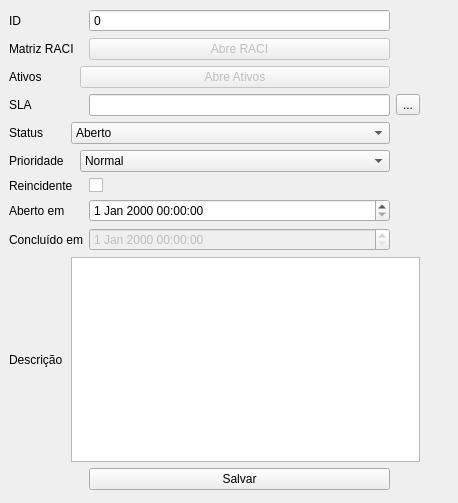
Above: cadastrochamado.ui from brunosr1985/TCC_NayBru before the change. Below: the same form after it.
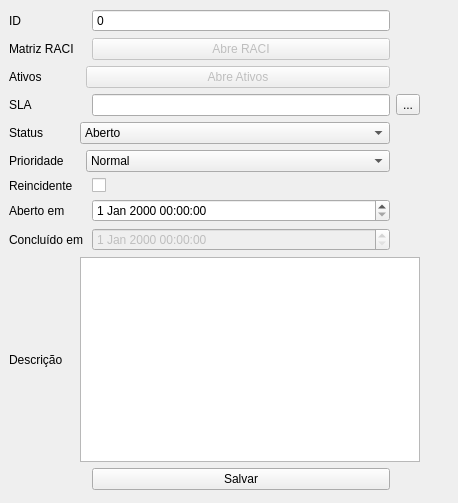
That is the form after the change.

The edit to the form file:
```diff
--- a/cadastrochamado.ui
+++ b/cadastrochamado.ui
@@ -19,7 +19,7 @@
   <property name="windowTitle">
    <string>Cadastro de Chamado</string>
   </property>
-  <widget class="QWidget" name="">
+  <widget class="QWidget" name="layoutWidget">
    <property name="geometry">
     <rect>
      <x>9</x>
@@ -36,6 +36,23 @@
       </property>
      </widget>
     </item>
+    <item row="3" column="0">
+     <widget class="QLabel" name="label_10">
+      <property name="text">
+       <string>Ativos</string>
+      </property>
+     </widget>
+    </item>
+    <item row="3" column="2" colspan="2">
+     <widget class="QPushButton" name="abreDisp">
+      <property name="enabled">
+       <bool>false</bool>
+      </property>
+      <property name="text">
+       <string>Abre Ativos</string>
+      </property>
+     </widget>
+    </item>
     <item row="0" column="3">
      <widget class="QSpinBox" name="spinBox">
       <property name="readOnly">
@@ -58,13 +75,6 @@
       </property>
      </widget>
     </item>
-    <item row="1" column="0" colspan="2">
-     <widget class="QLabel" name="label_2">
-      <property name="text">
-       <string>Matriz RACI</string>
-      </property>
-     </widget>
-    </item>
     <item row="1" column="3">
      <widget class="QPushButton" name="abreRACI">
       <property name="enabled">
@@ -75,48 +85,28 @@
       </property>
      </widget>
     </item>
-    <item row="2" column="0">
-     <widget class="QLabel" name="label_10">
-      <property name="text">
-       <string>Ativos</string>
-      </property>
-     </widget>
-    </item>
-    <item row="2" column="2" colspan="2">
-     <widget class="QPushButton" name="abreDisp">
-      <property name="enabled">
-       <bool>false</bool>
-      </property>
-      <property name="text">
-       <string>Abre Ativos</string>
-      </property>
-     </widget>
-    </item>
-    <item row="3" column="0">
-     <widget class="QLabel" name="label_4">
-      <property name="text">
-       <string>SLA</string>
-      </property>
-     </widget>
-    </item>
-    <item row="3" column="3">
-     <widget class="QLineEdit" name="lineSLA"/>
-    </item>
-    <item row="3" column="4">
+    <item row="4" column="4">
      <widget class="QToolButton" name="toolButton">
       <property name="text">
        <string>...</string>
       </property>
      </widget>
     </item>
-    <item row="4" column="0">
+    <item row="5" column="0">
      <widget class="QLabel" name="label_5">
       <property name="text">
        <string>Status</string>
       </property>
      </widget>
     </item>
-    <item row="4" column="1" colspan="3">
+    <item row="4" column="0">
+     <widget class="QLabel" name="label_4">
+      <property name="text">
+       <string>SLA</string>
+      </property>
+     </widget>
+    </item>
+    <item row="5" column="1" colspan="3">
      <widget class="QComboBox" name="comboStatus">
       <item>
        <property name="text">
@@ -140,14 +130,17 @@
       </item>
      </widget>
     </item>
-    <item row="5" column="0">
-     <widget class="QLabel" name="label_11">
+    <item row="4" column="3">
+     <widget class="QLineEdit" name="lineSLA"/>
+    </item>
+    <item row="8" column="0">
+     <widget class="QLabel" name="label_7">
       <property name="text">
-       <string>Prioridade</string>
+       <string>Aberto em</string>
       </property>
      </widget>
     </item>
-    <item row="5" column="2" colspan="2">
+    <item row="6" column="2" colspan="2">
      <widget class="QComboBox" name="comboPrioridade">
       <item>
        <property name="text">
@@ -156,61 +149,68 @@
       </item>
      </widget>
     </item>
-    <item row="6" column="0" colspan="2">
+    <item row="6" column="0">
+     <widget class="QLabel" name="label_11">
+      <property name="text">
+       <string>Prioridade</string>
+      </property>
+     </widget>
+    </item>
+    <item row="7" column="0" colspan="2">
      <widget class="QLabel" name="label_6">
       <property name="text">
        <string>Reincidente</string>
       </property>
      </widget>
     </item>
-    <item row="6" column="3">
+    <item row="7" column="3">
      <widget class="QCheckBox" name="checkReinc">
       <property name="text">
        <string/>
       </property>
      </widget>
     </item>
-    <item row="7" column="0">
-     <widget class="QLabel" name="label_7">
-      <property name="text">
-       <string>Aberto em</string>
-      </property>
-     </widget>
-    </item>
-    <item row="7" column="3">
+    <item row="8" column="3">
      <widget class="QDateTimeEdit" name="tempoAbertura"/>
     </item>
-    <item row="8" column="0" colspan="3">
+    <item row="9" column="0" colspan="3">
      <widget class="QLabel" name="label_8">
       <property name="text">
        <string>Concluído em</string>
       </property>
      </widget>
     </item>
-    <item row="8" column="3">
-     <widget class="QDateTimeEdit" name="dateTimeEdit_2">
-      <property name="enabled">
-       <bool>false</bool>
-      </property>
-     </widget>
-    </item>
-    <item row="9" column="0">
+    <item row="10" column="0">
      <widget class="QLabel" name="label_9">
       <property name="text">
        <string>Descrição</string>
       </property>
      </widget>
     </item>
-    <item row="9" column="1" colspan="4">
+    <item row="9" column="3">
+     <widget class="QDateTimeEdit" name="dateTimeEdit_2">
+      <property name="enabled">
+       <bool>false</bool>
+      </property>
+     </widget>
+    </item>
+    <item row="10" column="1" colspan="4">
      <widget class="QPlainTextEdit" name="descricaoChamado"/>
     </item>
-    <item row="10" column="3">
+    <item row="11" column="3">
      <widget class="QPushButton" name="pushButton_2">
       <property name="text">
        <string>Salvar</string>
       </property>
      </widget>
     </item>
+    <item row="1" column="0">
+     <widget class="QLabel" name="label_2">
+      <property name="text">
+       <string>Matriz RACI</string>
+      </property>
+     </widget>
+    </item>
    </layout>
   </widget>
  </widget>
```
